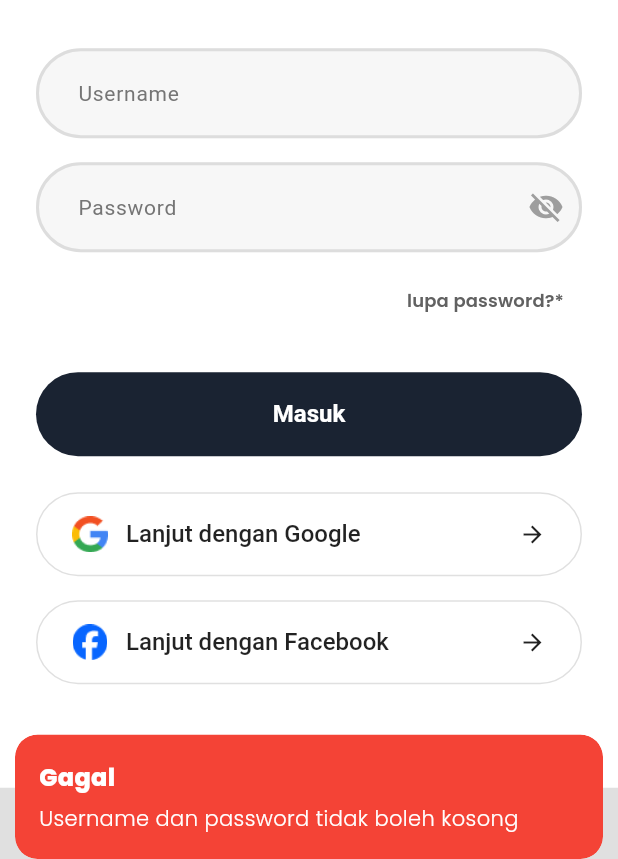
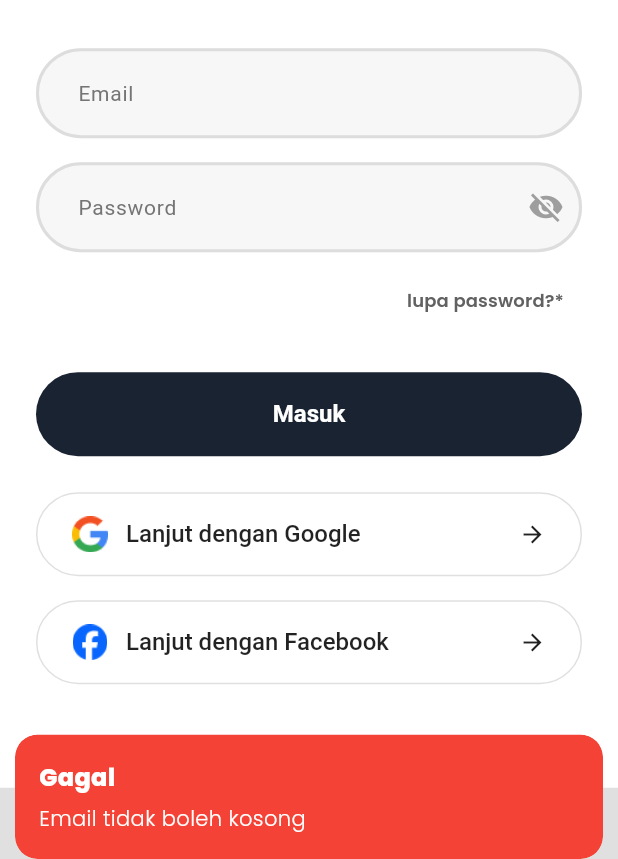
Before and after one commit to Latarombo/PJBL-FLUTTER-GETX, a Flutter app: the screen it shows after launch, after a tap on "Masuk", on a phone screen of 412 x 824 dp, the part 377-1236 px from its top. Run offline on Flutter 3.47's test engine with Material 3 defaults, Android fonts, the light colour scheme and no system bars; our stand-ins replace cloud_firestore, curved_navigation_bar, firebase_auth, firebase_core, get, google_fonts; accounts and stored records are empty.

Commit message:
Refactor authentication controllers to improve email handling and loading states

```diff
--- a/lib/app/modules/sign_in/controllers/sign_in_controller.dart
+++ b/lib/app/modules/sign_in/controllers/sign_in_controller.dart
@@ -1,37 +1,52 @@
 import 'package:flutter/material.dart';
 import 'package:get/get_core/src/get_main.dart';
+import 'package:get/get_instance/src/extension_instance.dart';
 import 'package:get/get_navigation/src/extension_navigation.dart';
 import 'package:get/get_navigation/src/snackbar/snackbar.dart';
 import 'package:get/get_rx/src/rx_types/rx_types.dart';
 import 'package:get/get_state_manager/src/simple/get_controllers.dart';
 import 'package:santarana/app/routes/app_pages.dart';
+import 'package:santarana/shared/controllers/auth_controller.dart';
+import 'package:santarana/shared/services/auth_service.dart';
 
 class SignInController extends GetxController {
-  final usernameController = TextEditingController();
+  final AuthService _authService = AuthService();
+
+  // Diganti dari usernameController → emailController
+  final emailController = TextEditingController();
   final passwordController = TextEditingController();
 
-  // .obs = reaktif (pengganti setState)
   final obscurePassword = true.obs;
+  final isLoading = false.obs;
 
   void toggleObscurePassword() =>
       obscurePassword.value = !obscurePassword.value;
 
-  void handleSignIn() {
-    if (usernameController.text.isEmpty || passwordController.text.isEmpty) {
+  Future<void> handleSignIn() async {
+    final email = emailController.text.trim();
+    final password = passwordController.text;
+
+    if (email.isEmpty) {
       Get.snackbar(
-        'Gagal',
-        'Username dan password tidak boleh kosong',
+        'Gagal', 'Email tidak boleh kosong',
         backgroundColor: Colors.red,
         colorText: Colors.white,
         snackPosition: SnackPosition.BOTTOM,
       );
       return;
     }
-
-    if (usernameController.text.length < 3) {
+    if (password.isEmpty) {
       Get.snackbar(
-        'Peringatan',
-        'Username minimal 3 karakter',
+        'Gagal', 'Password tidak boleh kosong',
+        backgroundColor: Colors.red,
+        colorText: Colors.white,
+        snackPosition: SnackPosition.BOTTOM,
+      );
+      return;
+    }
+    if (password.length < 6) {
+      Get.snackbar(
+        'Peringatan', 'Password minimal 6 karakter',
         backgroundColor: Colors.orange,
         colorText: Colors.white,
         snackPosition: SnackPosition.BOTTOM,
@@ -39,33 +54,27 @@ class SignInController extends GetxController {
       return;
     }
 
-    if (passwordController.text.length < 6) {
+    try {
+      isLoading.value = true;
+      final user = await _authService.signIn(email, password);
+      Get.find<AuthController>().setUser(user);
+      Get.offAllNamed(Routes.APP);
+    } catch (e) {
       Get.snackbar(
-        'Peringatan',
-        'Password minimal 6 karakter',
-        backgroundColor: Colors.orange,
+        'Gagal Masuk',
+        e.toString().replaceAll('Exception: ', ''),
+        backgroundColor: Colors.red,
         colorText: Colors.white,
         snackPosition: SnackPosition.BOTTOM,
       );
-      return;
+    } finally {
+      isLoading.value = false;
     }
-
-    Get.snackbar(
-      'Berhasil',
-      'Selamat datang, ${usernameController.text}! Siap menjelajahi keindahan budaya Nusantara?',
-      backgroundColor: Colors.green,
-      colorText: Colors.white,
-      snackPosition: SnackPosition.BOTTOM,
-    );
-
-    // GetX navigation - hapus semua route sebelumnya
-    Get.offAllNamed(Routes.APP);
   }
 
   void handleGoogleSignIn() {
     Get.snackbar(
-      'Info',
-      'Login dengan Google sedang diproses...',
+      'Info', 'Login dengan Google sedang diproses...',
       backgroundColor: Colors.blue,
       colorText: Colors.white,
       snackPosition: SnackPosition.BOTTOM,
@@ -74,8 +83,7 @@ class SignInController extends GetxController {
 
   void handleFacebookSignIn() {
     Get.snackbar(
-      'Info',
-      'Login dengan Facebook sedang diproses...',
+      'Info', 'Login dengan Facebook sedang diproses...',
       backgroundColor: Colors.blue,
       colorText: Colors.white,
       snackPosition: SnackPosition.BOTTOM,
@@ -83,12 +91,11 @@ class SignInController extends GetxController {
   }
 
   void goToRegister() => Get.toNamed(Routes.REGISTER);
-
   void goToForgotPassword() => Get.toNamed(Routes.FORGOT_PASSWORD);
 
   @override
   void onClose() {
-    usernameController.dispose();
+    emailController.dispose();
     passwordController.dispose();
     super.onClose();
   }
--- a/lib/app/modules/sign_in/views/sign_in_view.dart
+++ b/lib/app/modules/sign_in/views/sign_in_view.dart
@@ -100,9 +100,11 @@ class SignInView extends GetView<SignInController> {
                             ),
                             const SizedBox(height: 32),
 
+                            // ✅ Diganti: usernameController → emailController, hint 'Email'
                             InputField(
-                              controller: controller.usernameController,
-                              hint: 'Username',
+                              controller: controller.emailController,
+                              keyboardType: TextInputType.emailAddress,
+                              hint: 'Email',
                             ),
                             const SizedBox(height: 16),
 
@@ -132,9 +134,16 @@ class SignInView extends GetView<SignInController> {
                             ),
                             const SizedBox(height: 24),
 
-                            PrimaryButton(
-                              text: 'Masuk',
-                              onPressed: controller.handleSignIn,
+                            // ✅ Wrap Obx untuk reaktif isLoading
+                            Obx(
+                              () => PrimaryButton(
+                                text: controller.isLoading.value
+                                    ? 'Memproses...'
+                                    : 'Masuk',
+                                onPressed: controller.isLoading.value
+                                    ? () {}
+                                    : controller.handleSignIn,
+                              ),
                             ),
                             const SizedBox(height: 24),
 
```
Also changed, not shown: lib/app/modules/forgot_password/controllers/forgot_password_controller.dart (+35 -8 lines), lib/app/modules/profile/controllers/profile_controller.dart (+35 -11 lines), lib/app/modules/register/controllers/register_controller.dart (+75 -38 lines).
